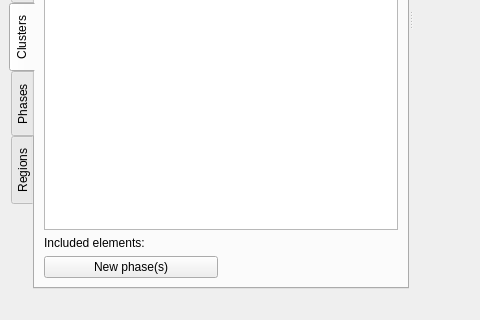
The window that src/resources/ui_main_window.ui (ianthomas23/QACD-quack) describes before a commit, drawn with Qt 5; both pictures show x 0 to 480 and y 280 to 600 of the 951 by 600 pixel window.
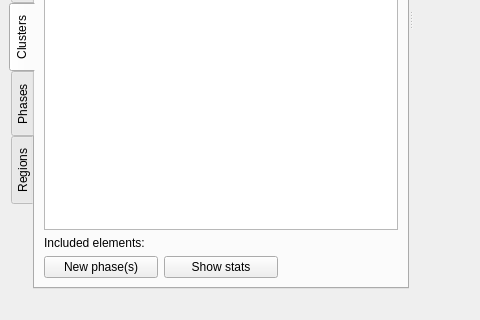
The same window after the commit. The open tabs and pages were chosen to show the change. Icons and pictures are not drawn. Custom widgets are drawn as their Qt base class.

```diff
--- a/src/resources/ui_main_window.ui
+++ b/src/resources/ui_main_window.ui
@@ -481,6 +481,16 @@
              </property>
             </widget>
            </item>
+           <item>
+            <widget class="QPushButton" name="clusterStatsButton">
+             <property name="toolTip">
+              <string>Show stats of selected k cluster</string>
+             </property>
+             <property name="text">
+              <string>Show stats</string>
+             </property>
+            </widget>
+           </item>
            <item>
             <widget class="QLabel" name="dummyLabel_2">
              <property name="text">
```
